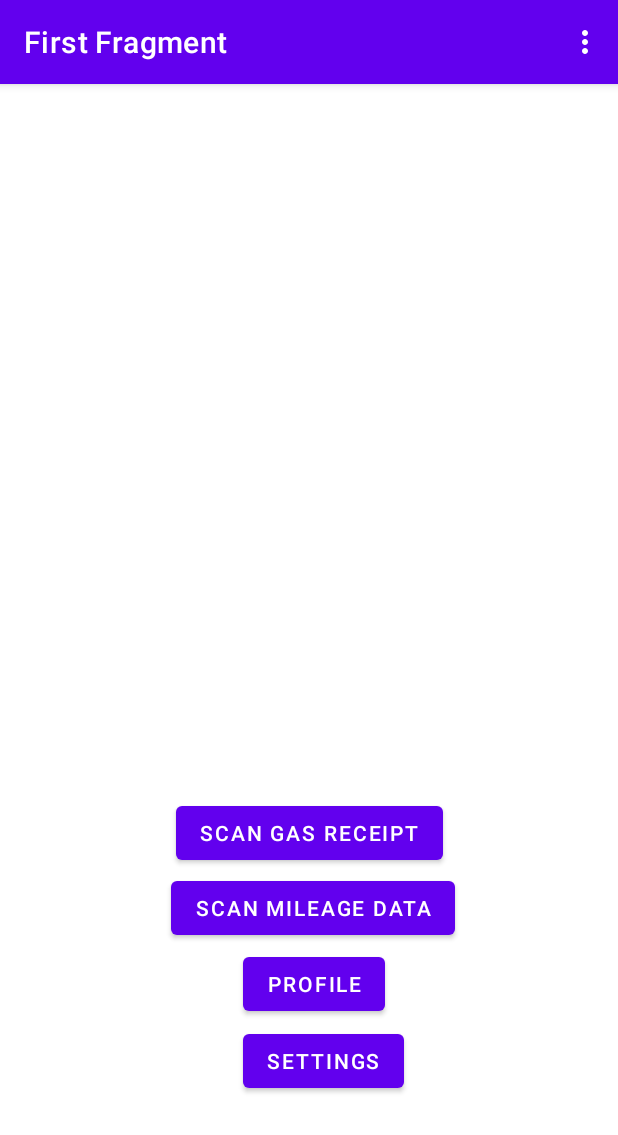
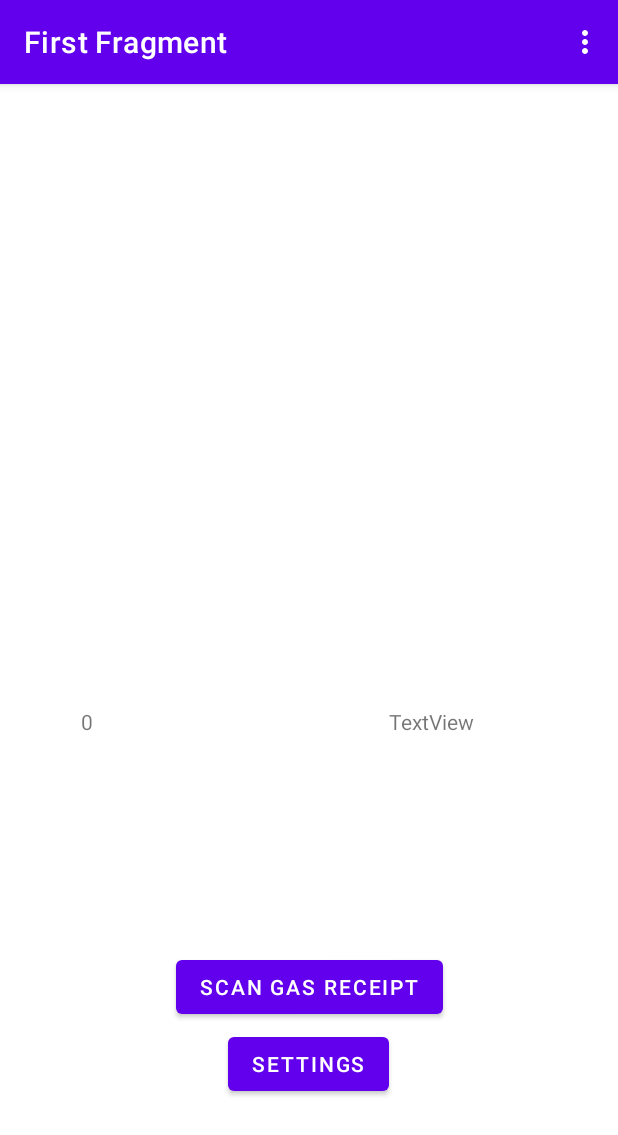
Before and after one commit to BrandonTCozart/receipt, an Android app: the SecondFragment screen opened through its navigation route, after a tap on "PREVIOUS PAGE", on a phone screen of 412 x 824 dp. Shown: the top 1135 px of the screen. Run offline under Robolectric (Android 15) with nearby library versions, the phone set to English and light mode, and no system bars; our stand-ins replace navigation-ui; libraries missing offline, so code that uses them is left out: com.google.mlkit.vision.

Commit message:
More back end
Clean up a little, cover for null object references.

```diff
--- a/app/src/main/java/com/example/iftaproject/DataBaseHelper.java
+++ b/app/src/main/java/com/example/iftaproject/DataBaseHelper.java
@@ -36,15 +36,15 @@ public class DataBaseHelper extends SQLiteOpenHelper {
     public void onUpgrade(SQLiteDatabase sqLiteDatabase, int i, int i1) {
     }
 
-    public boolean addOne(receipt receipt){
+    public boolean addOne(receipt receipt1){
 
         SQLiteDatabase db = this.getWritableDatabase();
         ContentValues cv = new ContentValues();
 
-        cv.put(RECEIPT_TYPE, receipt.getType());
-        cv.put(RECEIPT_TOTAL, receipt.getTotal());
-        cv.put(RECEIPT_DATE, receipt.getDate());
-        cv.put(RECEIPT_IMAGEURI, receipt.getImageuri());
+        cv.put(RECEIPT_TYPE, receipt1.getType());
+        cv.put(RECEIPT_TOTAL, receipt1.getTotal());
+        cv.put(RECEIPT_DATE, receipt1.getDate());
+        cv.put(RECEIPT_IMAGEURI, receipt1.getImageuri());
 
         long insert = db.insert(RECEIPT_TABLE, null, cv);
 
--- a/app/src/main/java/com/example/iftaproject/FirstFragment.java
+++ b/app/src/main/java/com/example/iftaproject/FirstFragment.java
@@ -10,6 +10,8 @@ import androidx.fragment.app.Fragment;
 import androidx.navigation.fragment.NavHostFragment;
 
 import com.example.iftaproject.databinding.FragmentFirstBinding;
+
+import java.util.List;
 
 public class FirstFragment extends Fragment {
 
@@ -29,6 +31,13 @@ public class FirstFragment extends Fragment {
     public void onViewCreated(@NonNull View view, Bundle savedInstanceState) {
         super.onViewCreated(view, savedInstanceState);
 
+        DataBaseHelper dataBaseHelper = new DataBaseHelper(getContext());
+        List<receipt> notes;
+
+
+        notes = dataBaseHelper.getAllNotesFromLocalDB();
+        binding.textViewTotalReceipts.setText("" + notes.size());
+
         binding.buttonFirst.setOnClickListener(new View.OnClickListener() {
             @Override
             public void onClick(View view) {
--- a/app/src/main/java/com/example/iftaproject/SecondFragment.java
+++ b/app/src/main/java/com/example/iftaproject/SecondFragment.java
@@ -36,6 +36,7 @@ import com.google.mlkit.vision.text.TextRecognizer;
 import com.google.mlkit.vision.text.latin.TextRecognizerOptions;
 
 import java.io.IOException;
+import java.util.List;
 
 public class SecondFragment extends Fragment {
 
@@ -44,6 +45,9 @@ public class SecondFragment extends Fragment {
     String uriString = "";
     receipt receipt1;
     TextRecognizer recognizer = TextRecognition.getClient(TextRecognizerOptions.DEFAULT_OPTIONS);
+
+    List<receipt> allNotes;
+    DataBaseHelper dataBaseHelper;
 
 
 
@@ -59,6 +63,9 @@ public class SecondFragment extends Fragment {
 
     public void onViewCreated(@NonNull View view, Bundle savedInstanceState) {
         super.onViewCreated(view, savedInstanceState);
+
+        dataBaseHelper = new DataBaseHelper(getContext());
+        allNotes = dataBaseHelper.getAllNotesFromLocalDB();
 
         if(ContextCompat.checkSelfPermission(getContext(), Manifest.permission.CAMERA) != PackageManager.PERMISSION_GRANTED){
             ActivityCompat.requestPermissions(getActivity(), new String[]{
@@ -94,6 +101,21 @@ public class SecondFragment extends Fragment {
         binding.buttonSave.setOnClickListener(new View.OnClickListener() {
             @Override
             public void onClick(View view) {
+
+                if(binding.editTextType.getText().toString() == ""){
+
+                    Toast.makeText(getContext(), "Scan Receipt", Toast.LENGTH_SHORT).show();
+
+                }else{
+
+
+                    receipt1 = new receipt("Restaurant", "total", "date", uriString);
+                    dataBaseHelper.addOne(receipt1);
+                }
+
+                binding.editTextType.setText("");
+
+
 
             }
         });
--- a/app/src/main/res/layout/fragment_first.xml
+++ b/app/src/main/res/layout/fragment_first.xml
@@ -15,19 +15,7 @@
         app:layout_constraintEnd_toEndOf="parent"
         app:layout_constraintStart_toStartOf="parent"
         app:layout_constraintTop_toTopOf="parent"
-        app:layout_constraintVertical_bias="0.66" />
-
-    <Button
-        android:id="@+id/button"
-        android:layout_width="wrap_content"
-        android:layout_height="wrap_content"
-        android:text="Profile"
-        app:layout_constraintBottom_toBottomOf="parent"
-        app:layout_constraintEnd_toEndOf="parent"
-        app:layout_constraintHorizontal_bias="0.511"
-        app:layout_constraintStart_toStartOf="parent"
-        app:layout_constraintTop_toTopOf="parent"
-        app:layout_constraintVertical_bias="0.8" />
+        app:layout_constraintVertical_bias="0.803" />
 
     <Button
         android:id="@+id/button2"
@@ -36,20 +24,33 @@
         android:text="Settings"
         app:layout_constraintBottom_toBottomOf="parent"
         app:layout_constraintEnd_toEndOf="parent"
-        app:layout_constraintHorizontal_bias="0.531"
+        app:layout_constraintHorizontal_bias="0.498"
         app:layout_constraintStart_toStartOf="parent"
         app:layout_constraintTop_toTopOf="parent"
-        app:layout_constraintVertical_bias="0.871" />
+        app:layout_constraintVertical_bias="0.874" />
 
-    <Button
-        android:id="@+id/button4"
-        android:layout_width="wrap_content"
-        android:layout_height="wrap_content"
-        android:text="scan mileage data"
+    <TextView
+        android:id="@+id/textViewTotalReceipts"
+        android:layout_width="97dp"
+        android:layout_height="39dp"
+        android:text="TextView"
         app:layout_constraintBottom_toBottomOf="parent"
         app:layout_constraintEnd_toEndOf="parent"
-        app:layout_constraintHorizontal_bias="0.511"
+        app:layout_constraintHorizontal_bias="0.171"
         app:layout_constraintStart_toStartOf="parent"
         app:layout_constraintTop_toTopOf="parent"
-        app:layout_constraintVertical_bias="0.73" />
+        app:layout_constraintVertical_bias="0.57" />
+
+    <TextView
+        android:id="@+id/textViewTotalAmount"
+        android:layout_width="97dp"
+        android:layout_height="39dp"
+        android:text="TextView"
+        app:layout_constraintBottom_toBottomOf="parent"
+        app:layout_constraintEnd_toEndOf="parent"
+        app:layout_constraintHorizontal_bias="0.824"
+        app:layout_constraintStart_toStartOf="parent"
+        app:layout_constraintTop_toTopOf="parent"
+        app:layout_constraintVertical_bias="0.57" />
+
 </androidx.constraintlayout.widget.ConstraintLayout>
```
